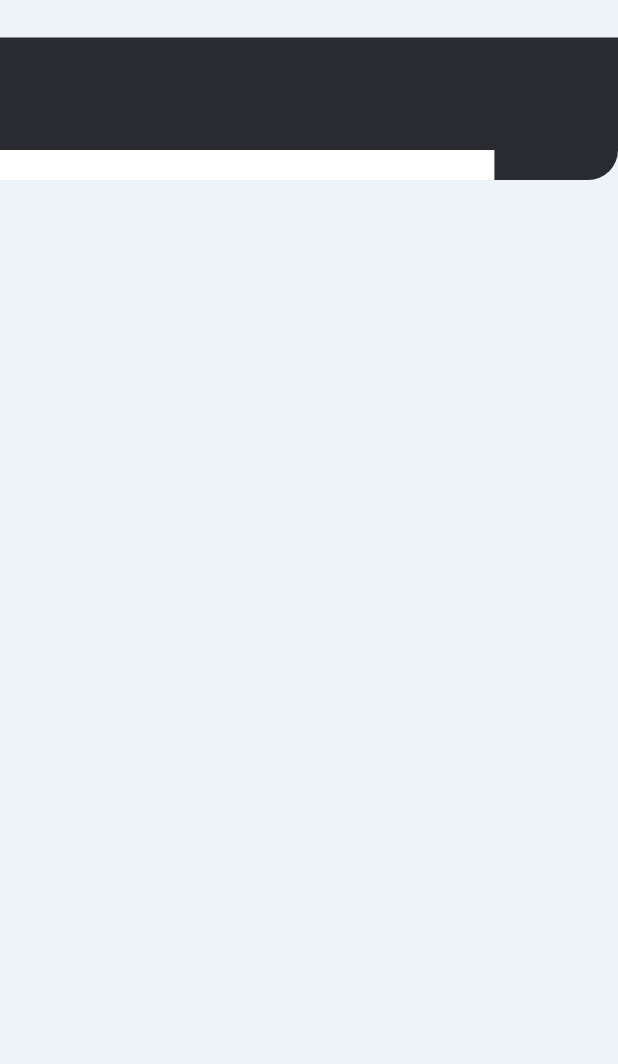
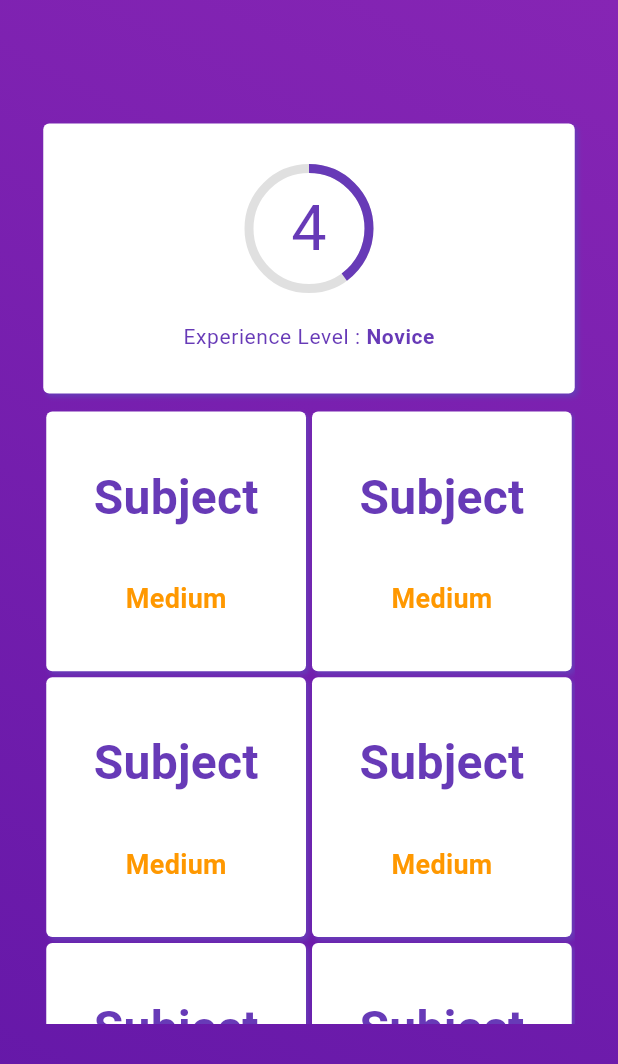
Before and after one commit to AbhilashTUofficial/QuizApp-Flutter, a Flutter app: the screen it shows after launch, on a phone screen of 412 x 824 dp. Shown: the top 1064 px of the screen. Run offline on Flutter 3.47's test engine with Material 2 defaults, Android fonts, the phone set to English and light mode, and no system bars; our stand-ins replace dio, equatable, hooks_riverpod; missing offline and left inert: enum_to_string.

```diff
--- a/quiz_app_flutter/lib/Widgets/app_bar.dart
+++ /dev/null
@@ -1,37 +0,0 @@
-import 'package:flutter/material.dart';
-import 'package:flutter/services.dart';
-
-class CustomAppBar extends StatelessWidget with PreferredSizeWidget {
-  const CustomAppBar({Key key}) : super(key: key);
-
-  @override
-  Widget build(BuildContext context) {
-    return Container(
-      height: 500,
-      child: Stack(children: [
-        Container(
-          margin: EdgeInsets.only(top: 25),
-          decoration: BoxDecoration(
-            color: Color.fromRGBO(42, 43, 49, 1),
-            borderRadius: BorderRadius.only(
-              bottomRight: Radius.circular(20),
-              bottomLeft: Radius.circular(20),
-            ),
-          ),
-        ),
-        Positioned(
-          top: 100,
-          child: Container(
-            width: MediaQuery.of(context).size.width * 0.8,
-            height: 100,
-            decoration: BoxDecoration(color: Colors.white),
-          ),
-        )
-      ],),
-    );
-  }
-
-  @override
-  // TODO: implement preferredSize
-  Size get preferredSize => Size.fromHeight(120);
-}
--- /dev/null
+++ b/quiz_app_flutter/lib/constants.dart
@@ -0,0 +1,16 @@
+import 'package:flutter/material.dart';
+
+BoxDecoration contDecoration() {
+  return BoxDecoration(
+      color: Colors.white,
+      borderRadius: BorderRadius.circular(4),
+      boxShadow: [
+        BoxShadow(
+            color: Colors.deepPurple,
+            offset: Offset(
+              2,
+              2,
+            ),
+            blurRadius: 2)
+      ]);
+}
--- /dev/null
+++ b/quiz_app_flutter/lib/enums/difficulty.dart
@@ -0,0 +1,6 @@
+enum Difficulty {
+  any,
+  easy,
+  medium,
+  hard,
+}
--- a/quiz_app_flutter/lib/home_screen.dart
+++ b/quiz_app_flutter/lib/home_screen.dart
@@ -1,6 +1,5 @@
 import 'package:flutter/material.dart';
-
-import 'Widgets/app_bar.dart';
+import 'package:quiz_app_flutter/constants.dart';
 
 class Home extends StatefulWidget {
   const Home({Key key}) : super(key: key);
@@ -9,13 +8,132 @@ class Home extends StatefulWidget {
   _HomeState createState() => _HomeState();
 }
 
+double xp = 0.4;
+
 class _HomeState extends State<Home> {
   @override
   Widget build(BuildContext context) {
+    double widgetMaxWidth = MediaQuery.of(context).size.width * 0.86;
+    double widgetMaxHeight = MediaQuery.of(context).size.height * 0.8;
     return Scaffold(
-
-      backgroundColor: Color.fromRGBO(237, 243, 246, 1),
-      appBar: CustomAppBar(),
+      backgroundColor: Colors.deepPurple,
+      body: Stack(
+        children: [
+          Container(
+            decoration: BoxDecoration(
+              gradient: LinearGradient(colors: [
+                Color.fromRGBO(98, 23, 167, 6),
+                Color.fromRGBO(134, 37, 180, 6)
+              ], begin: Alignment.bottomLeft, end: Alignment.topRight),
+            ),
+          ),
+          Center(
+            child: Container(
+              width: widgetMaxWidth,
+              height: widgetMaxHeight,
+              color: Colors.transparent,
+              child: Column(
+                children: [
+                  Container(
+                    margin: EdgeInsets.only(bottom: 10),
+                    alignment: Alignment.center,
+                    padding: EdgeInsets.symmetric(vertical: 30),
+                    width: widgetMaxWidth,
+                    height: 180,
+                    decoration: contDecoration(),
+                    child: Column(
+                      crossAxisAlignment: CrossAxisAlignment.center,
+                      mainAxisAlignment: MainAxisAlignment.spaceBetween,
+                      children: [
+                        Stack(
+                          alignment: Alignment.center,
+                          children: [
+                            Container(
+                              width: 80,
+                              height: 80,
+                              child: CircularProgressIndicator(
+                                value: xp,
+                                strokeWidth: 6,
+                                backgroundColor: Colors.grey[300],
+                                valueColor: AlwaysStoppedAnimation<Color>(
+                                    Colors.deepPurple),
+                              ),
+                            ),
+                            Container(
+                              child: Text(
+                                "4",
+                                style: TextStyle(
+                                    fontSize: 42, color: Colors.deepPurple),
+                              ),
+                            ),
+                          ],
+                        ),
+                        Row(
+                          mainAxisAlignment: MainAxisAlignment.center,
+                          children: [
+                            Text(
+                              "Experience Level : ",
+                              style: TextStyle(
+                                color: Colors.deepPurple,
+                                letterSpacing: 0.4,
+                              ),
+                            ),
+                            Text(
+                              "Novice",
+                              style: TextStyle(
+                                color: Colors.deepPurple,
+                                letterSpacing: 0.4,
+                                fontWeight: FontWeight.bold,
+                              ),
+                            ),
+                          ],
+                        )
+                      ],
+                    ),
+                  ),
+                  Container(
+                    width: widgetMaxWidth,
+                    height: 410,
+                    child: GridView.builder(
+                        itemCount: 12,
+                        gridDelegate:
+                            const SliverGridDelegateWithFixedCrossAxisCount(
+                          crossAxisCount: 2,
+                        ),
+                        itemBuilder: (BuildContext context, int index) {
+                          return Container(
+                            margin: EdgeInsets.all(2),
+                            decoration: contDecoration(),
+                            child: Column(
+                              mainAxisAlignment: MainAxisAlignment.spaceEvenly,
+                              children: [
+                                Text(
+                                  "Subject",
+                                  style: TextStyle(
+                                      fontSize: 32,
+                                      fontWeight: FontWeight.bold,
+                                      color: Colors.deepPurple,
+                                      letterSpacing: 0.2),
+                                ),
+                                Text(
+                                  "Medium",
+                                  style: TextStyle(
+                                      fontSize: 18,
+                                      fontWeight: FontWeight.bold,
+                                      color: Colors.orange,
+                                      letterSpacing: 0.2),
+                                ),
+                              ],
+                            ),
+                          );
+                        }),
+                  )
+                ],
+              ),
+            ),
+          ),
+        ],
+      ),
     );
   }
 }
--- a/quiz_app_flutter/lib/main.dart
+++ b/quiz_app_flutter/lib/main.dart
@@ -13,10 +13,8 @@ class MyApp extends StatelessWidget {
     return MaterialApp(
       title: 'Quiz app',
       theme: ThemeData(
-        fontFamily: 'lobster',
       ),
       debugShowCheckedModeBanner: false,
-
       home: Home(),
     );
   }
```
Also changed, not shown: quiz_app_flutter/lib/controllers/quiz/quiz_controller.dart (added, +42 -0 lines), quiz_app_flutter/lib/controllers/quiz/quiz_state.dart (added, +53 -0 lines), quiz_app_flutter/lib/models/failure_model.dart (added, +9 -0 lines), quiz_app_flutter/lib/models/question_model.dart (added, +40 -0 lines), quiz_app_flutter/lib/repositories/quiz/base_quiz_repository.dart (added, +11 -0 lines), quiz_app_flutter/lib/repositories/quiz/quiz_repository.dart (added, +59 -0 lines), quiz_app_flutter/pubspec.yaml (+8 -0 lines), quiz_app_flutter/pubspec.lock.
